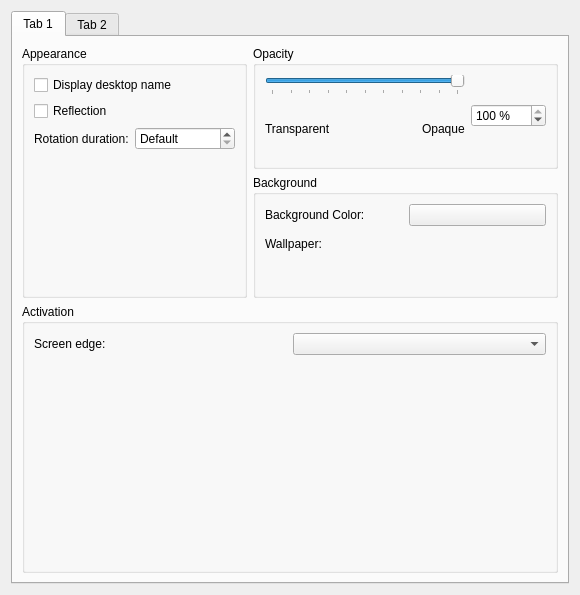
Before: the Qt Designer form effects/cylinder_config.ui in KDE/kwin, drawn with Qt 5.
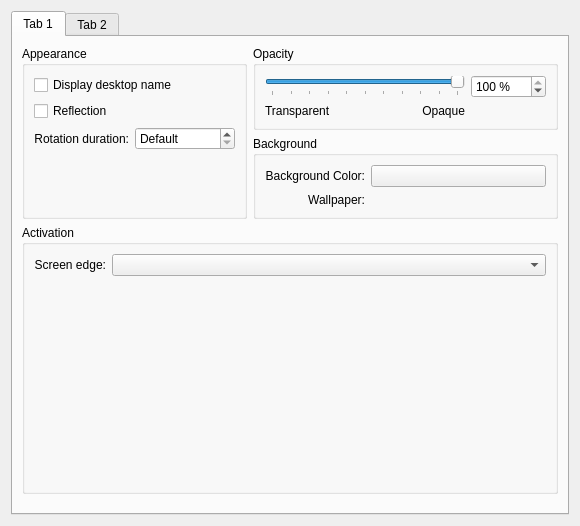
After: the same form once the commit is applied. Custom widgets are drawn as their Qt base class.

Commit message: Touch-up cube, sphere and cylinder panel GUIs. Fixed direct rendering label.

Patch:
```diff
--- a/effects/cylinder_config.ui
+++ b/effects/cylinder_config.ui
@@ -5,8 +5,8 @@
    <rect>
     <x>0</x>
     <y>0</y>
-    <width>568</width>
-    <height>595</height>
+    <width>546</width>
+    <height>526</height>
    </rect>
   </property>
   <layout class="QVBoxLayout" >
@@ -16,14 +16,6 @@
       <number>0</number>
      </property>
      <widget class="QWidget" name="tab" >
-      <property name="geometry" >
-       <rect>
-        <x>0</x>
-        <y>0</y>
-        <width>546</width>
-        <height>552</height>
-       </rect>
-      </property>
       <attribute name="title" >
        <string>Tab 1</string>
       </attribute>
@@ -39,26 +31,46 @@
             <property name="text" >
              <string>Background Color:</string>
             </property>
+            <property name="alignment" >
+             <set>Qt::AlignRight|Qt::AlignTrailing|Qt::AlignVCenter</set>
+            </property>
             <property name="buddy" >
              <cstring>backgroundColorButton</cstring>
             </property>
            </widget>
           </item>
           <item row="0" column="1" >
-           <widget class="KColorButton" name="backgroundColorButton" />
+           <widget class="KColorButton" name="backgroundColorButton" >
+            <property name="sizePolicy" >
+             <sizepolicy vsizetype="Fixed" hsizetype="Expanding" >
+              <horstretch>0</horstretch>
+              <verstretch>0</verstretch>
+             </sizepolicy>
+            </property>
+           </widget>
           </item>
           <item row="1" column="0" >
            <widget class="QLabel" name="label_3" >
             <property name="text" >
              <string>Wallpaper:</string>
             </property>
+            <property name="alignment" >
+             <set>Qt::AlignRight|Qt::AlignTrailing|Qt::AlignVCenter</set>
+            </property>
             <property name="buddy" >
              <cstring>wallpaperRequester</cstring>
             </property>
            </widget>
           </item>
-          <item row="2" column="0" colspan="2" >
-           <widget class="KUrlRequester" name="wallpaperRequester" />
+          <item row="1" column="1" >
+           <widget class="KUrlRequester" name="wallpaperRequester" >
+            <property name="sizePolicy" >
+             <sizepolicy vsizetype="Preferred" hsizetype="Expanding" >
+              <horstretch>0</horstretch>
+              <verstretch>0</verstretch>
+             </sizepolicy>
+            </property>
+           </widget>
           </item>
          </layout>
         </widget>
@@ -74,13 +86,23 @@
             <property name="text" >
              <string>Screen edge:</string>
             </property>
+            <property name="alignment" >
+             <set>Qt::AlignRight|Qt::AlignTrailing|Qt::AlignVCenter</set>
+            </property>
             <property name="buddy" >
              <cstring>screenEdgeCombo</cstring>
             </property>
            </widget>
           </item>
           <item row="0" column="1" >
-           <widget class="QComboBox" name="screenEdgeCombo" />
+           <widget class="QComboBox" name="screenEdgeCombo" >
+            <property name="sizePolicy" >
+             <sizepolicy vsizetype="Fixed" hsizetype="Expanding" >
+              <horstretch>0</horstretch>
+              <verstretch>0</verstretch>
+             </sizepolicy>
+            </property>
+           </widget>
           </item>
           <item row="1" column="0" colspan="2" >
            <widget class="KWin::GlobalShortcutsEditor" native="1" name="editor" >
@@ -120,6 +142,9 @@
             <property name="text" >
              <string>Rotation duration:</string>
             </property>
+            <property name="alignment" >
+             <set>Qt::AlignRight|Qt::AlignTrailing|Qt::AlignVCenter</set>
+            </property>
             <property name="buddy" >
              <cstring>rotationDurationSpin</cstring>
             </property>
@@ -155,7 +180,7 @@
             <property name="sizeHint" stdset="0" >
              <size>
               <width>20</width>
-              <height>40</height>
+              <height>0</height>
              </size>
             </property>
            </spacer>
@@ -168,71 +193,36 @@
          <property name="title" >
           <string>Opacity</string>
          </property>
-         <layout class="QHBoxLayout" name="horizontalLayout_3" >
-          <item>
-           <layout class="QVBoxLayout" name="verticalLayout_5" >
-            <item>
-             <widget class="QSlider" name="cubeOpacitySlider" >
-              <property name="minimumSize" >
-               <size>
-                <width>200</width>
-                <height>0</height>
-               </size>
-              </property>
-              <property name="maximum" >
-               <number>100</number>
-              </property>
-              <property name="singleStep" >
-               <number>1</number>
-              </property>
-              <property name="value" >
-               <number>100</number>
-              </property>
-              <property name="orientation" >
-               <enum>Qt::Horizontal</enum>
-              </property>
-              <property name="tickPosition" >
-               <enum>QSlider::TicksBelow</enum>
-              </property>
-              <property name="tickInterval" >
-               <number>10</number>
-              </property>
-             </widget>
-            </item>
-            <item>
-             <layout class="QHBoxLayout" name="horizontalLayout_6" >
-              <item>
-               <widget class="QLabel" name="label_4" >
-                <property name="text" >
-                 <string>Transparent</string>
-                </property>
-               </widget>
-              </item>
-              <item>
-               <spacer name="horizontalSpacer" >
-                <property name="orientation" >
-                 <enum>Qt::Horizontal</enum>
-                </property>
-                <property name="sizeHint" stdset="0" >
-                 <size>
-                  <width>40</width>
-                  <height>20</height>
-                 </size>
-                </property>
-               </spacer>
-              </item>
-              <item>
-               <widget class="QLabel" name="label_5" >
-                <property name="text" >
-                 <string>Opaque</string>
-                </property>
-               </widget>
-              </item>
-             </layout>
-            </item>
-           </layout>
+         <layout class="QGridLayout" name="gridLayout_6" >
+          <item row="1" column="0" colspan="2" >
+           <widget class="QSlider" name="cubeOpacitySlider" >
+            <property name="minimumSize" >
+             <size>
+              <width>200</width>
+              <height>0</height>
+             </size>
+            </property>
+            <property name="maximum" >
+             <number>100</number>
+            </property>
+            <property name="singleStep" >
+             <number>1</number>
+            </property>
+            <property name="value" >
+             <number>100</number>
+            </property>
+            <property name="orientation" >
+             <enum>Qt::Horizontal</enum>
+            </property>
+            <property name="tickPosition" >
+             <enum>QSlider::TicksBelow</enum>
+            </property>
+            <property name="tickInterval" >
+             <number>10</number>
+            </property>
+           </widget>
           </item>
-          <item>
+          <item row="1" column="2" >
            <widget class="QSpinBox" name="cubeOpacitySpin" >
             <property name="minimumSize" >
              <size>
@@ -251,9 +241,39 @@
             </property>
            </widget>
           </item>
+          <item row="2" column="0" >
+           <widget class="QLabel" name="label_4" >
+            <property name="text" >
+             <string>Transparent</string>
+            </property>
+           </widget>
+          </item>
+          <item row="2" column="1" >
+           <widget class="QLabel" name="label_5" >
+            <property name="text" >
+             <string>Opaque</string>
+            </property>
+            <property name="alignment" >
+             <set>Qt::AlignRight|Qt::AlignTrailing|Qt::AlignVCenter</set>
+            </property>
+           </widget>
+          </item>
          </layout>
         </widget>
        </item>
+       <item row="4" column="0" colspan="2" >
+        <spacer name="verticalSpacer_3" >
+         <property name="orientation" >
+          <enum>Qt::Vertical</enum>
+         </property>
+         <property name="sizeHint" stdset="0" >
+          <size>
+           <width>20</width>
+           <height>40</height>
+          </size>
+         </property>
+        </spacer>
+       </item>
       </layout>
      </widget>
      <widget class="QWidget" name="tab_2" >
```
Left out of the diff: 157 changed lines with no effect on the pictures. The commit also changes 4 other files.
